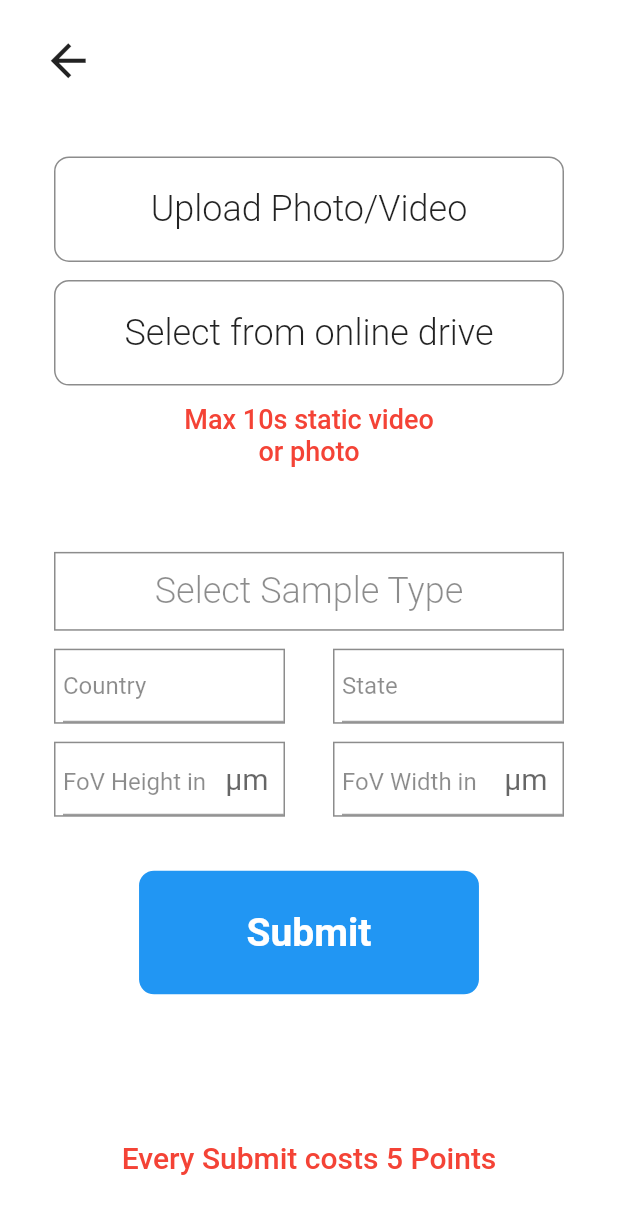
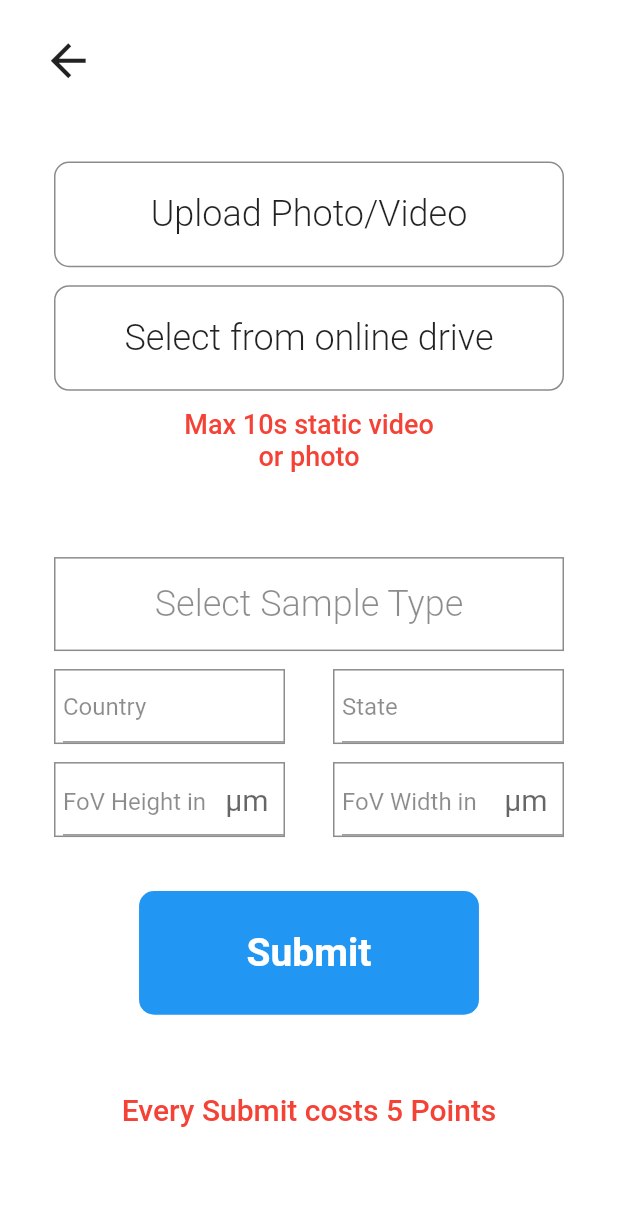
Before and after one commit to ecome-earth/SFW-Microorganism-App, a Flutter app: the screen it shows after launch, on a phone screen of 412 x 824 dp. Shown: the top 1214 px of the screen. Run offline on Flutter 3.47's test engine with Material 2 defaults, Android fonts, the phone set to English and light mode, and no system bars; our stand-ins replace cloud_firestore, firebase_auth, firebase_core, flutter_signin_button, google_sign_in; missing offline and left inert: cloud_firestore_web, cloud_functions_web, firebase_auth_web, firebase_core_web, firebase_messaging_web, google_sign_in_web and 1 more; accounts and stored records are empty.

Commit message:
fix: minor space fix

```diff
--- a/lib/screens/UploadForm.dart
+++ b/lib/screens/UploadForm.dart
@@ -265,7 +265,7 @@
                   ),
                 ],
               ),
-              Spacer(),
+              SizedBox(height: MediaQuery.of(context).size.height*0.017,),
               Flexible(
                   child: Center(child: Container(child: Text('Every Submit costs 5 Points',style: TextStyle(color: Colors.red,fontSize: 20,fontWeight: FontWeight.w500),)))),
             ],
```
